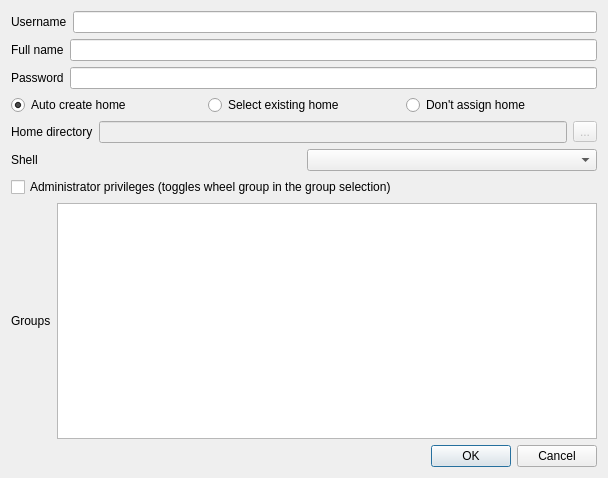
Before: the Qt Designer form archcentral/ui/designer/dialogs/useradddialog.ui in szabatoro/archcentral-thesis, drawn with Qt 5.
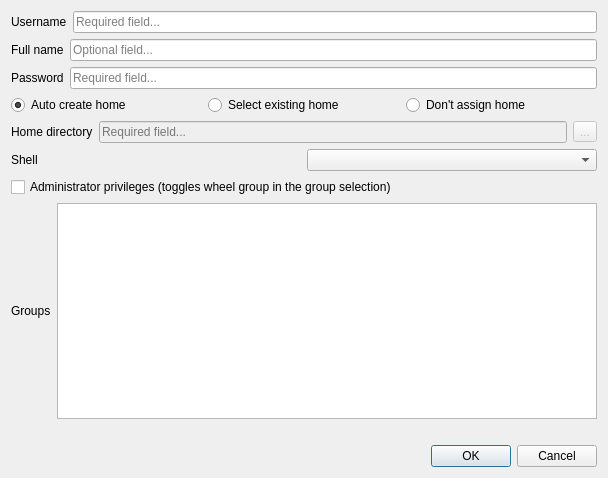
After: the same form once the commit is applied. Icons and pictures are not drawn.

Commit message: Added input validation to the user group manager dialogs where necessary

The edit to the form file:
```diff
--- a/archcentral/ui/designer/dialogs/useradddialog.ui
+++ b/archcentral/ui/designer/dialogs/useradddialog.ui
@@ -26,7 +26,11 @@
         </widget>
        </item>
        <item>
-        <widget class="QLineEdit" name="user_name_edit"/>
+        <widget class="QLineEdit" name="user_name_edit">
+         <property name="placeholderText">
+          <string>Required field...</string>
+         </property>
+        </widget>
        </item>
       </layout>
      </item>
@@ -54,7 +58,11 @@
         </widget>
        </item>
        <item>
-        <widget class="QLineEdit" name="full_name_edit"/>
+        <widget class="QLineEdit" name="full_name_edit">
+         <property name="placeholderText">
+          <string>Optional field...</string>
+         </property>
+        </widget>
        </item>
       </layout>
      </item>
@@ -68,7 +76,7 @@
         </widget>
        </item>
        <item>
-        <widget class="QListView" name="group_list"/>
+        <widget class="QListWidget" name="group_list"/>
        </item>
       </layout>
      </item>
@@ -86,6 +94,9 @@
          <property name="echoMode">
           <enum>QLineEdit::EchoMode::Password</enum>
          </property>
+         <property name="placeholderText">
+          <string>Required field...</string>
+         </property>
         </widget>
        </item>
       </layout>
@@ -104,6 +115,9 @@
          <property name="enabled">
           <bool>false</bool>
          </property>
+         <property name="placeholderText">
+          <string>Required field...</string>
+         </property>
         </widget>
        </item>
        <item>
@@ -167,6 +181,16 @@
      </item>
     </layout>
    </item>
+   <item>
+    <widget class="QLabel" name="status_label">
+     <property name="text">
+      <string/>
+     </property>
+     <property name="wordWrap">
+      <bool>true</bool>
+     </property>
+    </widget>
+   </item>
    <item>
     <widget class="QDialogButtonBox" name="button_box">
      <property name="orientation">
```
The commit also changes 8 other files.
